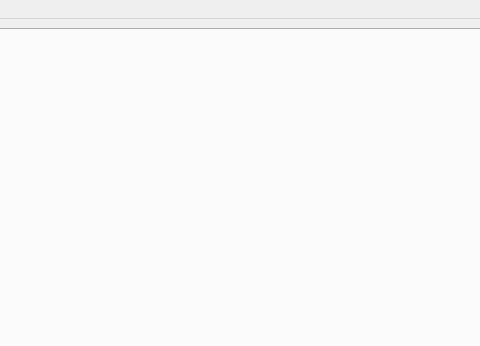
Old version of the form mainwindow.ui in the repository skyzh/Meteor; both pictures show x 147 to 627 and y 0 to 346 of the 800 by 600 pixel window.
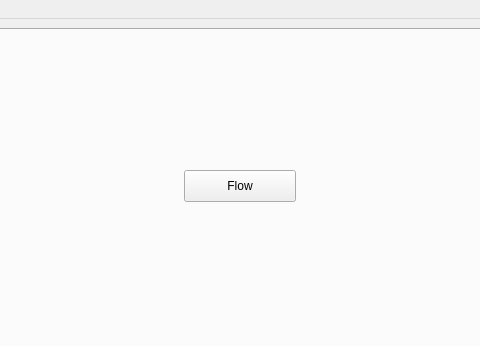
New version of the form.

Commit message: test flow analysis

```diff
--- a/mainwindow.ui
+++ b/mainwindow.ui
@@ -340,6 +340,19 @@
        <attribute name="title">
         <string>Flow Analysis</string>
        </attribute>
+       <widget class="QPushButton" name="pushButtonFlow">
+        <property name="geometry">
+         <rect>
+          <x>320</x>
+          <y>140</y>
+          <width>112</width>
+          <height>32</height>
+         </rect>
+        </property>
+        <property name="text">
+         <string>Flow</string>
+        </property>
+       </widget>
       </widget>
      </widget>
     </item>
```
The commit also changes 9 other files.
